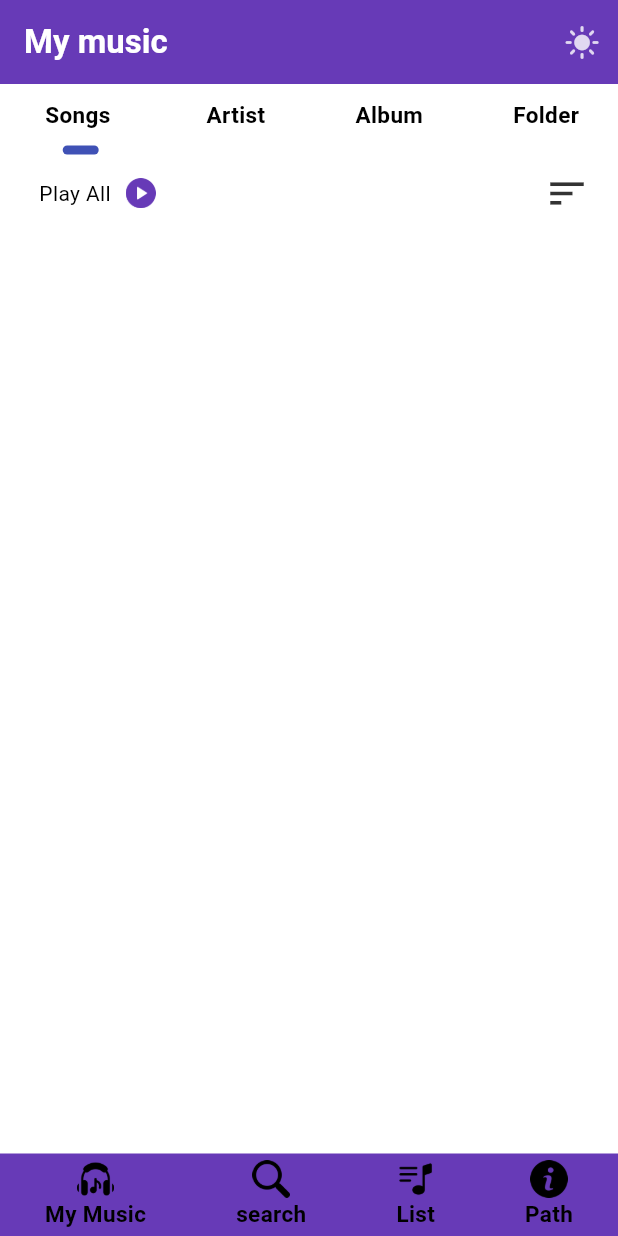
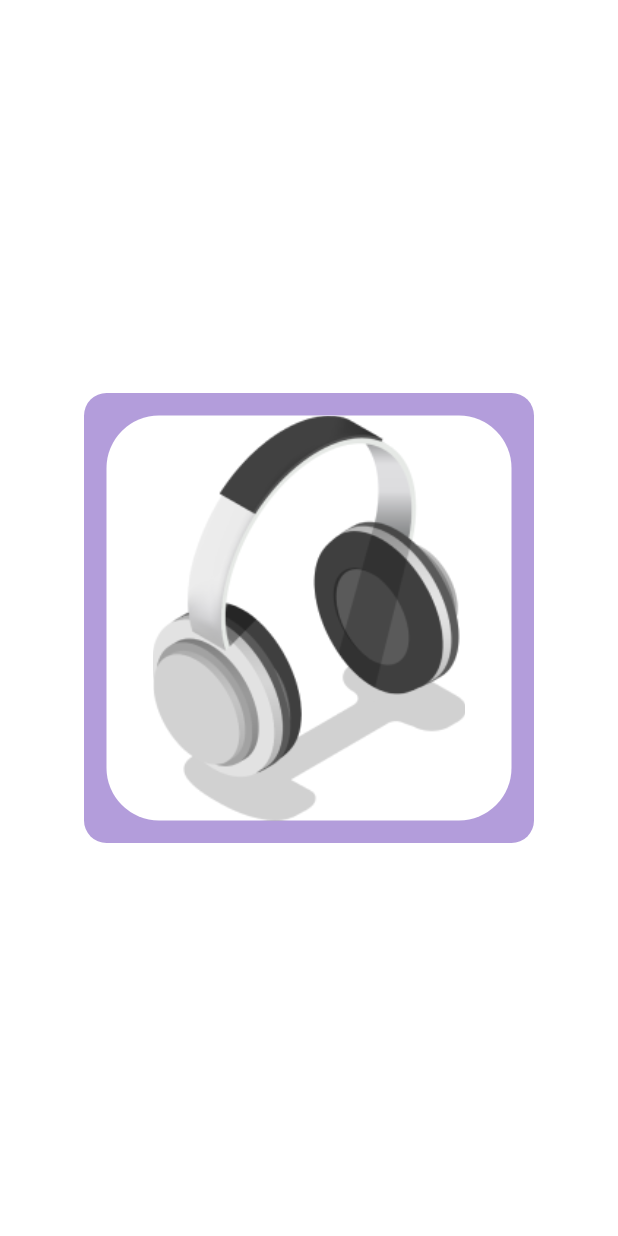
Before and after one commit to AmirDevD12/Music-Player, a Flutter app: the first screen one second after launch, on a phone screen of 412 x 824 dp. Run offline on Flutter 3.47's test engine with Material 3 defaults, Android fonts, the phone set to English and light mode, and no system bars; drawn by our look-alikes of smooth_page_indicator; our stand-ins replace bloc, flutter_bloc, flutter_svg, get_it, google_fonts, hive and 4 more; missing offline and left inert: checkbox_formfield; accounts and stored records are empty; Roboto replaces fonts that are missing (Ubuntu, ibm); project files that could hold a hidden picture were left out.

Commit message:
splash screen

```diff
--- a/lib/core/pageview_widget.dart
+++ b/lib/core/pageview_widget.dart
@@ -14,14 +14,14 @@ class PageViewSong extends StatefulWidget {
 class _PageViewSong extends State<PageViewSong> {
 
   PageController controller=PageController();
-  final List<Widget> _list=<Widget>[
+  final  List<Widget> _list=<Widget>[
      Center(child:ListMusic() ),
     const Center(child: Artist()),
     const Center(child: AlbumPage()),
     Center(child: AlbumList()),
   ];
 
-List<String> ListIssue=<String>["Songs ","Artist","Album","Folder"];
+static const List<String> ListIssue=<String>["Songs ","Artist","Album","Folder"];
   int curr=0;
   @override
   Widget build(BuildContext context) {
@@ -29,16 +29,15 @@ List<String> ListIssue=<String>["Songs ","Artist","Album","Folder"];
       body: Column(mainAxisAlignment: MainAxisAlignment.start,
         children: [
           const SizedBox(height: 10,),
-          Expanded(flex: 1,
+          SizedBox(
+            height: 40,
             child: Row(crossAxisAlignment: CrossAxisAlignment.start,
               children: [
                 Expanded(
-
                   child: ListView.builder(
                     scrollDirection: Axis.horizontal,
                     itemCount: 4,
                     itemBuilder: (BuildContext context, int index) {
-
                       return Column(crossAxisAlignment: CrossAxisAlignment.center,
                         children: [
                           Padding(
@@ -68,9 +67,7 @@ List<String> ListIssue=<String>["Songs ","Artist","Album","Folder"];
                                 dotHeight:  6.0,
                                 paintStyle:  PaintingStyle.fill,
                             ),
-
                           ):const SizedBox(),
-
                         ],
                       );
                     },
@@ -79,7 +76,6 @@ List<String> ListIssue=<String>["Songs ","Artist","Album","Folder"];
               ],
             ),
           ),
-
             Expanded(
               flex: 17,
               child: PageView(
--- a/lib/main.dart
+++ b/lib/main.dart
@@ -5,6 +5,7 @@ import 'package:first_project/bloc/play_list/play_list_bloc.dart';
 import 'package:first_project/bloc/play_song_bloc.dart';
 import 'package:first_project/bloc/sort/sort_song_bloc.dart';
 import 'package:first_project/core/theme/theme_mode.dart';
+import 'package:first_project/screen/spalsh/splashScreeen.dart';
 import 'package:flutter/material.dart';
 import 'package:flutter_bloc/flutter_bloc.dart';
 import 'package:hive_flutter/hive_flutter.dart';
@@ -58,18 +59,9 @@ class MyApp extends StatelessWidget {
             themeMode: themeProvider.themeMode,
             theme: MyThemes.lightTheme,
             darkTheme: MyThemes.darkTheme,
-            home: MultiBlocProvider(
-              providers: [
-                BlocProvider<PlaySongBloc>( create: (context) =>locator.get<PlaySongBloc>()),
-                BlocProvider<SortSongBloc>( create: (context) =>locator.get<SortSongBloc>()),
-                BlocProvider<PlayNewSongBloc>( create: (context) =>locator.get<PlayNewSongBloc>()),
-                BlocProvider<FavoriteBloc>( create: (context) =>locator.get<FavoriteBloc>()),
-                BlocProvider<PlayListBloc>( create: (context) =>locator.get<PlayListBloc>()),
-              ],
-              child: const MyHomePage(),)
+            home: const SplashScreen()
         );
       },
-
     );
   }
 }
--- a/lib/screen/bottum_navigation/list_song_bottomnav.dart
+++ b/lib/screen/bottum_navigation/list_song_bottomnav.dart
@@ -68,8 +68,7 @@ class _ListSongBottomNavigationState extends State<ListSongBottomNavigation> {
           showDialog(
             context: context,
             builder: (BuildContext context) {
-              return Expanded(
-                child: AlertDialog(
+              return AlertDialog(
                 title: const Text('New Playlist'),
                 content: TextField(
                   onChanged: (value) {
@@ -104,7 +103,6 @@ class _ListSongBottomNavigationState extends State<ListSongBottomNavigation> {
                     child: const Text('ok'),
                   ),
                 ],
-                ),
               );
             },
           );
--- /dev/null
+++ b/lib/screen/spalsh/splashScreeen.dart
@@ -0,0 +1,78 @@
+import 'package:first_project/bloc/favorite_song/favorite_bloc.dart';
+import 'package:first_project/bloc/newSong/play_new_song_bloc.dart';
+import 'package:first_project/bloc/play_list/play_list_bloc.dart';
+import 'package:first_project/bloc/play_song_bloc.dart';
+import 'package:first_project/bloc/sort/sort_song_bloc.dart';
+import 'package:first_project/core/pageview_screen.dart';
+import 'package:first_project/locator.dart';
+import 'package:flutter/material.dart';
+import 'package:flutter_bloc/flutter_bloc.dart';
+import 'package:flutter_svg/svg.dart';
+import 'package:on_audio_query/on_audio_query.dart';
+
+class SplashScreen extends StatefulWidget {
+  const SplashScreen({super.key});
+
+
+  _SplashScreenState createState() => _SplashScreenState();
+}
+
+class _SplashScreenState extends State<SplashScreen> {
+  @override
+  void initState() {
+    OnAudioQuery().permissionsStatus();
+    super.initState();
+    Future.delayed(const Duration(seconds: 5), () {
+      Navigator.pushReplacement(context, MaterialPageRoute(builder:
+      (context)=> MultiBlocProvider(
+        providers: [
+          BlocProvider<PlaySongBloc>( create: (context) =>locator.get<PlaySongBloc>()),
+          BlocProvider<SortSongBloc>( create: (context) =>locator.get<SortSongBloc>()),
+          BlocProvider<PlayNewSongBloc>( create: (context) =>locator.get<PlayNewSongBloc>()),
+          BlocProvider<FavoriteBloc>( create: (context) =>locator.get<FavoriteBloc>()),
+          BlocProvider<PlayListBloc>( create: (context) =>locator.get<PlayListBloc>()),
+        ], child: const MyHomePage(),)));
+    });
+  }
+
+  @override
+  Widget build(BuildContext context) {
+    return  Scaffold(
+      body: Column(mainAxisAlignment: MainAxisAlignment.center,
+        crossAxisAlignment: CrossAxisAlignment.center,
+        children: [
+          Row(mainAxisAlignment: MainAxisAlignment.center,
+            children: [
+              Container(
+                width: 300,
+                height: 300,
+                decoration: BoxDecoration(
+                  color: Colors.deepPurple.shade200,
+                borderRadius: const BorderRadius.all(Radius.circular(15))
+                ),
+                child: Row(mainAxisAlignment: MainAxisAlignment.center,
+                  children: [
+                    Container(
+                      width: 270,
+                      height: 270,
+                      decoration: const BoxDecoration(
+                          color: Colors.white,
+                          borderRadius: BorderRadius.all(Radius.circular(35))
+                      ),
+                      child: Row(mainAxisAlignment: MainAxisAlignment.center,
+                        crossAxisAlignment: CrossAxisAlignment.center,
+                        children: [
+                        Image.asset("assets/icon/mosics.png")
+                        ],
+                      ),
+                    ),
+                  ],
+                ),
+              ),
+            ],
+          )
+        ],
+      )
+    );
+  }
+}
--- a/pubspec.yaml
+++ b/pubspec.yaml
@@ -50,6 +50,7 @@ dependencies:
   hive: ^2.2.3
   hive_flutter: ^1.1.0
   checkbox_formfield: ^0.2.0
+  flutter_svg: ^2.0.9
 
 
 dev_dependencies:
@@ -81,6 +82,7 @@ flutter:
     - assets/icon/
     - assets/animation/
     - assets/fonts/
+    - assets/svg/music.svg
 #    - images/a_dot_ham.jpeg
 
   # An image asset can refer to one or more resolution-specific "variants", see
```
Also changed, not shown: assets/icon/mosics.png (added), assets/svg/music.svg (added), pubspec.lock. Lines whose indentation alone changed are shown as unchanged.
